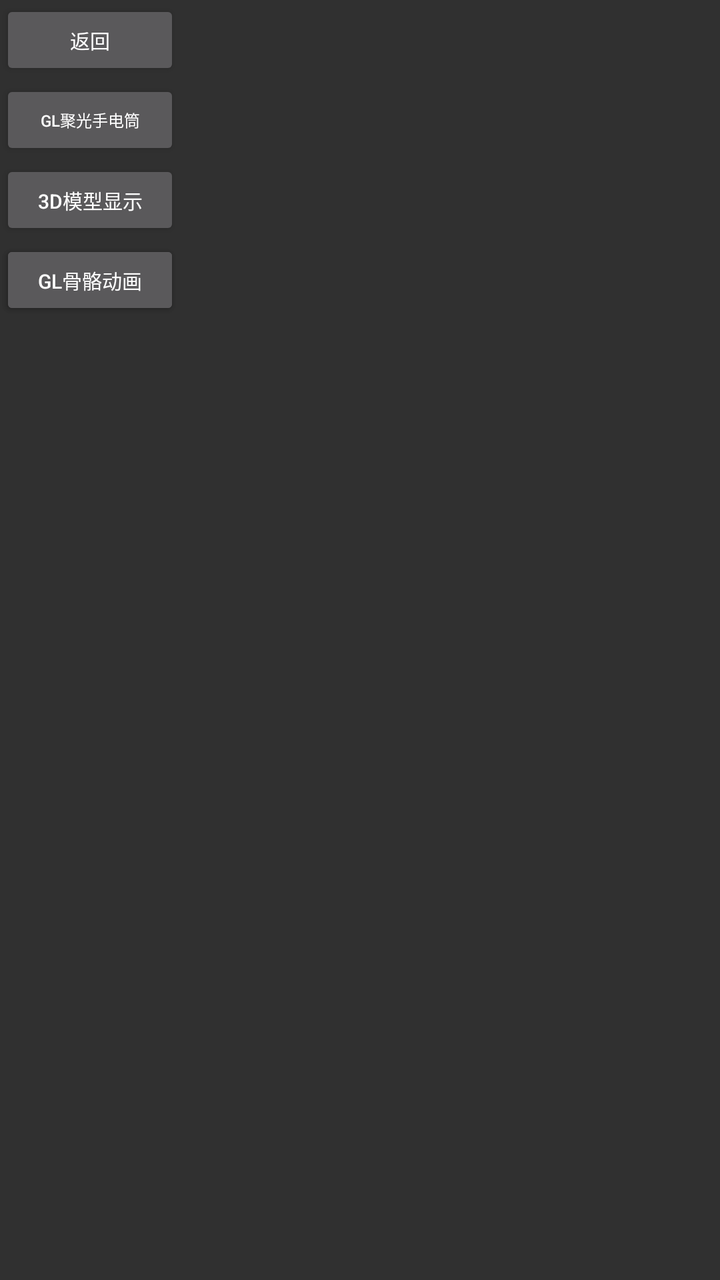
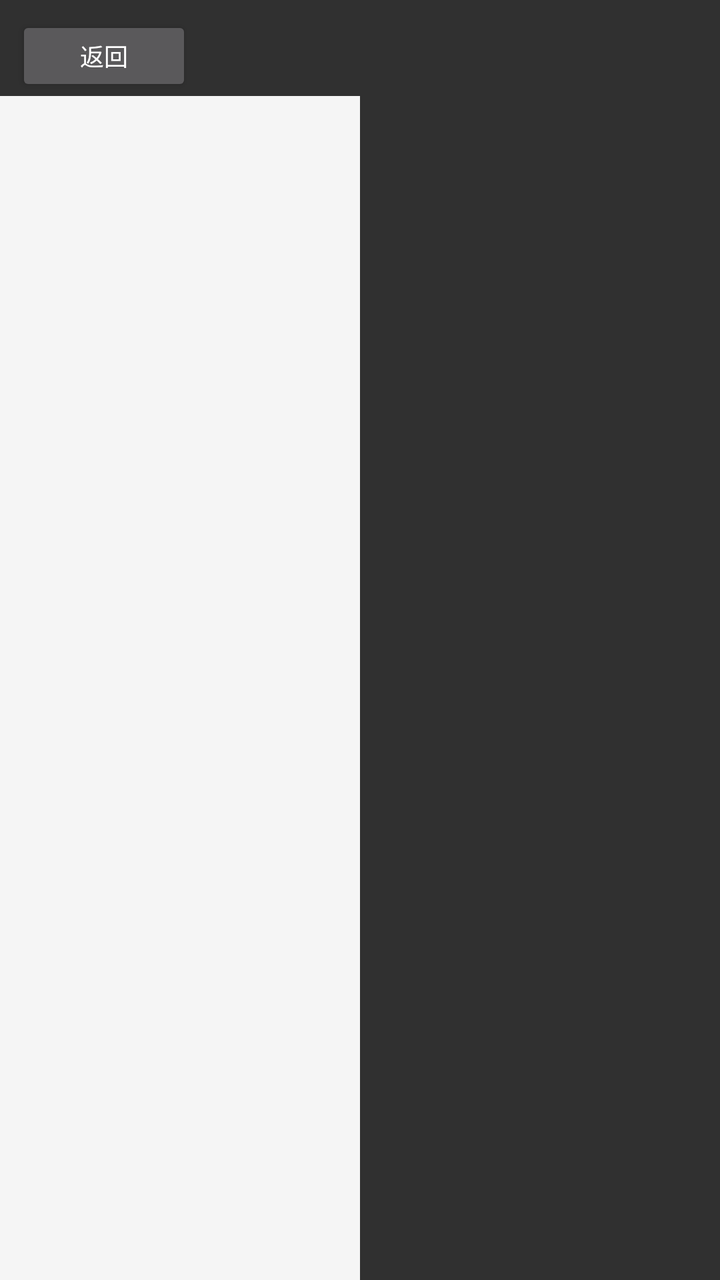

Screens rendered from an Android XML layout before and after an edit, with the pre-edit source and the edit as a unified diff.
<!-- AndroidManifest.xml: application theme Theme.AndroidLearnOpenGL -->
<!-- res/layout/fragment_gl_3d.xml -->
<?xml version="1.0" encoding="utf-8"?>
<androidx.constraintlayout.widget.ConstraintLayout xmlns:android="http://schemas.android.com/apk/res/android"
    xmlns:app="http://schemas.android.com/apk/res-auto"
    xmlns:tools="http://schemas.android.com/tools"
    android:layout_width="match_parent"
    android:layout_height="match_parent">

    <ScrollView
        android:id="@+id/sv"
        android:layout_width="250dp"
        android:layout_height="match_parent"
        app:layout_constraintStart_toStartOf="parent"
        app:layout_constraintTop_toBottomOf="parent"
        tools:ignore="MissingConstraints">

        <androidx.constraintlayout.widget.ConstraintLayout
            android:layout_width="match_parent"
            android:layout_height="match_parent">

            <Button
                android:id="@+id/btn_back"
                android:layout_width="90dp"
                android:layout_height="40dp"
                android:text="返回"
                android:textSize="10sp"
                app:layout_constraintStart_toStartOf="parent"
                app:layout_constraintTop_toTopOf="parent"
                tools:ignore="HardcodedText,SmallSp" />

            <Button
                android:id="@+id/btn_3d1"
                android:layout_width="90dp"
                android:layout_height="40dp"
                android:text="GL聚光手电筒"
                android:textSize="8sp"
                app:layout_constraintStart_toStartOf="parent"
                app:layout_constraintTop_toBottomOf="@+id/btn_back"
                tools:ignore="HardcodedText,SmallSp" />

            <Button
                android:id="@+id/btn_3d2"
                android:layout_width="90dp"
                android:layout_height="40dp"
                android:text="3D模型显示"
                android:textSize="10sp"
                app:layout_constraintStart_toStartOf="parent"
                app:layout_constraintTop_toBottomOf="@+id/btn_3d1"
                tools:ignore="HardcodedText,SmallSp" />

            <Button
                android:id="@+id/btn_3d3"
                android:layout_width="90dp"
                android:layout_height="40dp"
                android:text="GL绘制文本"
                android:textSize="10sp"
                app:layout_constraintStart_toStartOf="parent"
                app:layout_constraintTop_toBottomOf="@+id/btn_3d2"
                tools:ignore="HardcodedText,SmallSp" />

            <Button
                android:id="@+id/btn_3d4"
                android:layout_width="90dp"
                android:layout_height="40dp"
                android:text="GL骨骼动画"
                android:textSize="10sp"
                app:layout_constraintStart_toStartOf="parent"
                app:layout_constraintTop_toBottomOf="@+id/btn_3d2"
                tools:ignore="HardcodedText,SmallSp" />


        </androidx.constraintlayout.widget.ConstraintLayout>

    </ScrollView>

    <FrameLayout
        android:id="@+id/gl_show"
        android:layout_width="match_parent"
        android:layout_height="match_parent"
        android:layout_marginStart="190dp"
        app:layout_constraintStart_toEndOf="@+id/sv"
        app:layout_constraintTop_toTopOf="parent" />

</androidx.constraintlayout.widget.ConstraintLayout>
<!-- resources referenced by this layout -->
<resources>
  <style name="Theme.AndroidLearnOpenGL" parent="Theme.Design.NoActionBar">
          
          <item name="colorPrimary">@color/purple_500</item>
          <item name="colorPrimaryVariant">@color/purple_700</item>
          <item name="colorOnPrimary">@color/white</item>
          
          <item name="colorSecondary">@color/teal_200</item>
          <item name="colorSecondaryVariant">@color/teal_700</item>
          <item name="colorOnSecondary">@color/black</item>
          
          <item name="android:statusBarColor">?attr/colorPrimaryVariant</item>
          
      </style>
  <color name="purple_500">#FF6200EE</color>
  <color name="purple_700">#FF3700B3</color>
  <color name="white">#FFFFFFFF</color>
  <color name="teal_200">#FF03DAC5</color>
  <color name="teal_700">#FF018786</color>
  <color name="black">#FF000000</color>
</resources>

<!-- the commit's change to res/layout/fragment_gl_3d.xml (unified diff, before → after) -->
@@ -5,79 +5,61 @@
     android:layout_width="match_parent"
     android:layout_height="match_parent">
 
-    <ScrollView
-        android:id="@+id/sv"
-        android:layout_width="250dp"
-        android:layout_height="match_parent"
+    <Button
+        android:id="@+id/btn_back"
+        android:layout_width="wrap_content"
+        android:layout_height="40dp"
+        android:layout_margin="8dp"
+        android:text="返回"
+        android:textSize="12sp"
         app:layout_constraintStart_toStartOf="parent"
-        app:layout_constraintTop_toBottomOf="parent"
-        tools:ignore="MissingConstraints">
+        app:layout_constraintTop_toTopOf="parent"
+        tools:ignore="HardcodedText" />
 
-        <androidx.constraintlayout.widget.ConstraintLayout
-            android:layout_width="match_parent"
-            android:layout_height="match_parent">
-
-            <Button
-                android:id="@+id/btn_back"
-                android:layout_width="90dp"
-                android:layout_height="40dp"
-                android:text="返回"
-                android:textSize="10sp"
-                app:layout_constraintStart_toStartOf="parent"
-                app:layout_constraintTop_toTopOf="parent"
-                tools:ignore="HardcodedText,SmallSp" />
-
-            <Button
-                android:id="@+id/btn_3d1"
-                android:layout_width="90dp"
-                android:layout_height="40dp"
-                android:text="GL聚光手电筒"
-                android:textSize="8sp"
-                app:layout_constraintStart_toStartOf="parent"
-                app:layout_constraintTop_toBottomOf="@+id/btn_back"
-                tools:ignore="HardcodedText,SmallSp" />
-
-            <Button
-                android:id="@+id/btn_3d2"
-                android:layout_width="90dp"
-                android:layout_height="40dp"
-                android:text="3D模型显示"
-                android:textSize="10sp"
-                app:layout_constraintStart_toStartOf="parent"
-                app:layout_constraintTop_toBottomOf="@+id/btn_3d1"
-                tools:ignore="HardcodedText,SmallSp" />
-
-            <Button
-                android:id="@+id/btn_3d3"
-                android:layout_width="90dp"
-                android:layout_height="40dp"
-                android:text="GL绘制文本"
-                android:textSize="10sp"
-                app:layout_constraintStart_toStartOf="parent"
-                app:layout_constraintTop_toBottomOf="@+id/btn_3d2"
-                tools:ignore="HardcodedText,SmallSp" />
-
-            <Button
-                android:id="@+id/btn_3d4"
-                android:layout_width="90dp"
-                android:layout_height="40dp"
-                android:text="GL骨骼动画"
-                android:textSize="10sp"
-                app:layout_constraintStart_toStartOf="parent"
-                app:layout_constraintTop_toBottomOf="@+id/btn_3d2"
-                tools:ignore="HardcodedText,SmallSp" />
-
-
-        </androidx.constraintlayout.widget.ConstraintLayout>
-
-    </ScrollView>
+    <androidx.recyclerview.widget.RecyclerView
+        android:id="@+id/rv_sidebar"
+        android:layout_width="180dp"
+        android:layout_height="0dp"
+        android:background="#F5F5F5"
+        app:layout_constraintBottom_toBottomOf="parent"
+        app:layout_constraintStart_toStartOf="parent"
+        app:layout_constraintTop_toBottomOf="@id/btn_back"
+        tools:listitem="@layout/item_sidebar_demo" />
 
     <FrameLayout
         android:id="@+id/gl_show"
-        android:layout_width="match_parent"
+        android:layout_width="0dp"
         android:layout_height="match_parent"
-        android:layout_marginStart="190dp"
-        app:layout_constraintStart_toEndOf="@+id/sv"
+        app:layout_constraintBottom_toBottomOf="parent"
+        app:layout_constraintEnd_toEndOf="parent"
+        app:layout_constraintStart_toEndOf="@+id/rv_sidebar"
         app:layout_constraintTop_toTopOf="parent" />
 
 </androidx.constraintlayout.widget.ConstraintLayout>
+<!-- res/layout/item_sidebar_demo.xml (included above) -->
+<?xml version="1.0" encoding="utf-8"?>
+<LinearLayout xmlns:android="http://schemas.android.com/apk/res/android"
+    android:layout_width="match_parent"
+    android:layout_height="wrap_content"
+    android:orientation="horizontal"
+    android:padding="8dp"
+    android:background="?attr/selectableItemBackground"
+    android:gravity="center_vertical">
+
+    <ImageView
+        android:id="@+id/iv_sidebar_icon"
+        android:layout_width="24dp"
+        android:layout_height="24dp"
+        android:layout_marginEnd="8dp"
+        android:src="@drawable/ic_launcher_foreground"
+        android:contentDescription="icon" />
+
+    <TextView
+        android:id="@+id/tv_sidebar_title"
+        android:layout_width="0dp"
+        android:layout_height="wrap_content"
+        android:layout_weight="1"
+        android:textSize="13sp"
+        android:textColor="@android:color/black" />
+
+</LinearLayout>
<!-- resource entries referenced after the edit -->
@@ -1,5 +1,36 @@
 <!-- resources referenced by this layout -->
 <resources>
+  <!-- drawable ic_launcher_foreground (drawable) -->
+  <vector xmlns:android="http://schemas.android.com/apk/res/android"
+      xmlns:aapt="http://schemas.android.com/aapt"
+      android:width="108dp"
+      android:height="108dp"
+      android:viewportWidth="108"
+      android:viewportHeight="108">
+      <path android:pathData="M31,63.928c0,0 6.4,-11 12.1,-13.1c7.2,-2.6 26,-1.4 26,-1.4l38.1,38.1L107,108.928l-32,-1L31,63.928z">
+          <aapt:attr name="android:fillColor">
+              <gradient
+                  android:endX="85.84757"
+                  android:endY="92.4963"
+                  android:startX="42.9492"
+                  android:startY="49.59793"
+                  android:type="linear">
+                  <item
+                      android:color="#44000000"
+                      android:offset="0.0" />
+                  <item
+                      android:color="#00000000"
+                      android:offset="1.0" />
+              </gradient>
+          </aapt:attr>
+      </path>
+      <path
+          android:fillColor="#FFFFFF"
+          android:fillType="nonZero"
+          android:pathData="M65.3,45.828l3.8,-6.6c0.2,-0.4 0.1,-0.9 -0.3,-1.1c-0.4,-0.2 -0.9,-0.1 -1.1,0.3l-3.9,6.7c-6.3,-2.8 -13.4,-2.8 -19.7,0l-3.9,-6.7c-0.2,-0.4 -0.7,-0.5 -1.1,-0.3C38.8,38.328 38.7,38.828 38.9,39.228l3.8,6.6C36.2,49.428 31.7,56.028 31,63.928h46C76.3,56.028 71.8,49.428 65.3,45.828zM43.4,57.328c-0.8,0 -1.5,-0.5 -1.8,-1.2c-0.3,-0.7 -0.1,-1.5 0.4,-2.1c0.5,-0.5 1.4,-0.7 2.1,-0.4c0.7,0.3 1.2,1 1.2,1.8C45.3,56.528 44.5,57.328 43.4,57.328L43.4,57.328zM64.6,57.328c-0.8,0 -1.5,-0.5 -1.8,-1.2s-0.1,-1.5 0.4,-2.1c0.5,-0.5 1.4,-0.7 2.1,-0.4c0.7,0.3 1.2,1 1.2,1.8C66.5,56.528 65.6,57.328 64.6,57.328L64.6,57.328z"
+          android:strokeWidth="1"
+          android:strokeColor="#00000000" />
+  </vector>
   <style name="Theme.AndroidLearnOpenGL" parent="Theme.Design.NoActionBar">
           
           <item name="colorPrimary">@color/purple_500</item>
